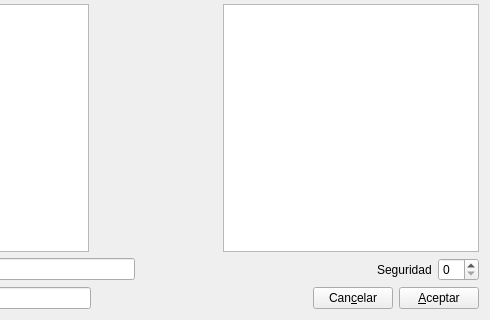
This is gui/dlgpenaentrada.ui in rogorido/qtpredicadores as Qt 5 draws it before an edit; both pictures show x 178 to 668 and y 91 to 411 of the 668 by 411 pixel window. The edited form follows.
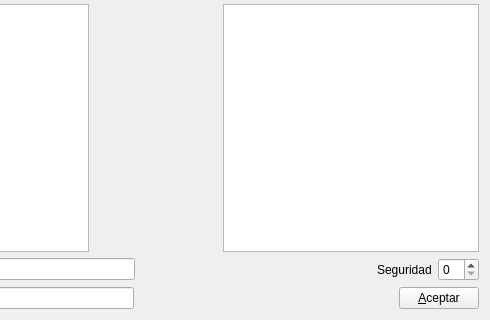
This is the edited form.

Commit message: Funcionalidad básica para meter penas

```diff
--- a/gui/dlgpenaentrada.ui
+++ b/gui/dlgpenaentrada.ui
@@ -202,13 +202,6 @@
        </property>
       </spacer>
      </item>
-     <item>
-      <widget class="QPushButton" name="btCancelar">
-       <property name="text">
-        <string>Can&amp;celar</string>
-       </property>
-      </widget>
-     </item>
      <item>
       <widget class="QPushButton" name="btOK">
        <property name="text">
```
Left out of the diff: 1 changed line with no effect on the pictures. The commit also changes 2 other files.
